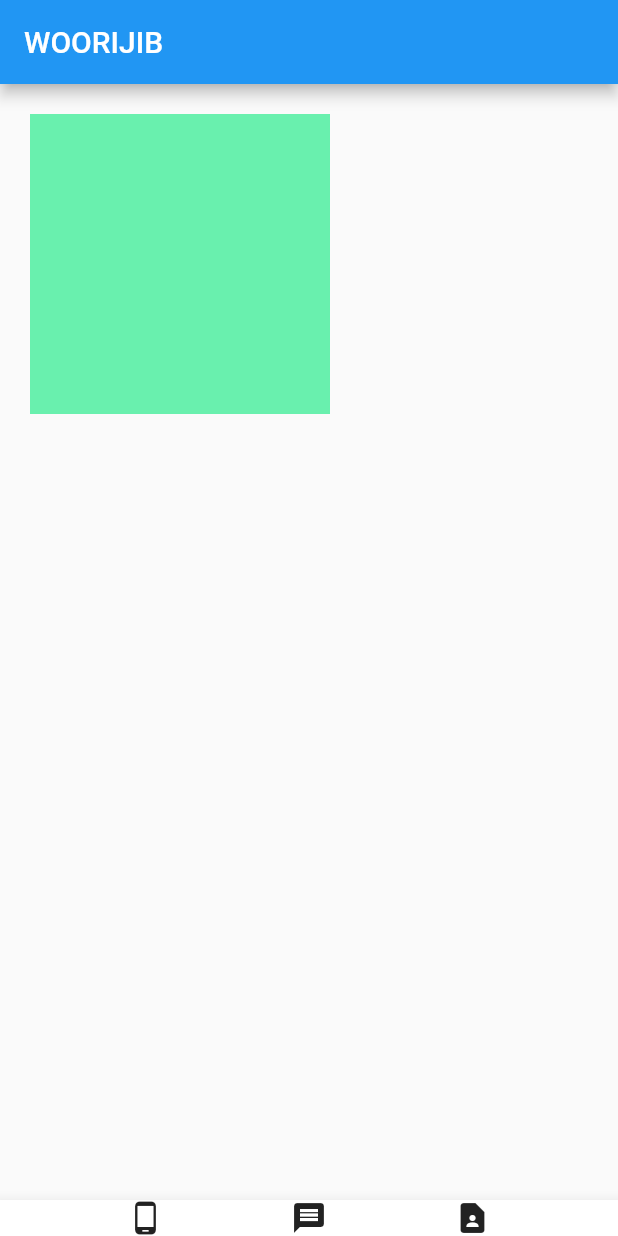
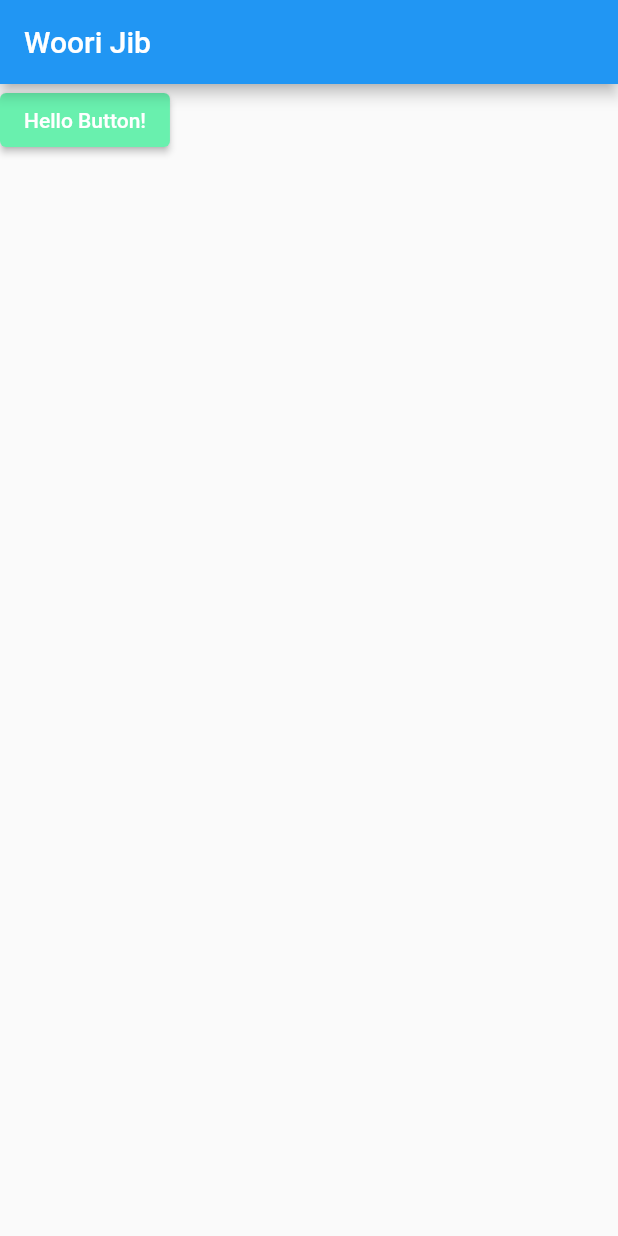
Before and after one commit to Kang-Hoon/TABA_Test, a Flutter app: the screen it shows after launch, on a phone screen of 412 x 824 dp. Run offline on Flutter 3.47's test engine with Material 2 defaults, Android fonts, the phone set to English and light mode, and no system bars.

Commit message:
july 13th - almost done
.

```diff
--- a/lib/main.dart
+++ b/lib/main.dart
@@ -12,52 +12,26 @@ class MyApp extends StatelessWidget {
     return MaterialApp(
       title: 'Woorijib',
       home: Scaffold(
-        appBar: AppBar(
-          title: Text('WOORIJIB'),
-        ),
-        body:
-            Align(
-              alignment: Alignment.topLeft,
-              child: Container(
-                width: 200, height: 200, color: Colors.greenAccent, margin: EdgeInsets.all(20),
-                //decoration: BoxDecoration(color:Colors.black),
-              ),
-            ),
-        // Column(
-        //   mainAxisAlignment: MainAxisAlignment.spaceEvenly,
-        //   //crossAxisAlignment: CrossAxisAlignment.center,
-        //   children : [
-        //     Icon(Icons.star),
-        //     Icon(Icons.star),
-        //     Icon(Icons.star),
-        //     Icon(Icons.star),
-        //     Icon(Icons.star),
-        // ],
-        // ),
-        bottomNavigationBar:  BottomAppBar(
-          child: Row(
-            mainAxisAlignment: MainAxisAlignment.spaceEvenly,
-            children: [
-              Icon(Icons.phone_android),
-              Icon(Icons.message),
-              Icon(Icons.contact_page),
-            ]
-          )
-//            Icon(Icons.message),
+        appBar: AppBar(title: Text('Woori Jib')),
+        body: SizedBox(
+          child: ElevatedButton(
+            child: Text('Hello Button!'),
+            onPressed: (){},
+            style: ButtonStyle(backgroundColor: MaterialStatePropertyAll<Color>(Colors.greenAccent),
+            )
 
-        ),
+          // Text('Hola',
+            //   style: TextStyle(color: Colors.red, fontSize: 60, letterSpacing: 10,
+            //   )
+            // )
+        )
+
       )
 
-      // Center(
-      //   child : Container( width: 50, height : 50, color : Colors.black26)// or
-      // )
-      //home: Image.asset('https://images.unsplash.com/photo-1688270822331-6d14a7449ff9?ixlib=rb-4.0.3&ixid=M3wxMjA3fDB8MHxwaG90by1wYWdlfHx8fGVufDB8fHx8fA%3D%3D&auto=format&fit=crop&w=1035&q=80')
-      // pubspec.yaml 파일에다 이미지를 미리 등록해서 사용해야한다
-      // 해당 파일은 앱을 개발할 때 필요한 모든 자료들의 경로를 저장해놓는 파일이다
-      //home: Text('안녕')
-      //home: Icon(Icons.star)
 
 
+    )
     );
+
   }
 }
--- /dev/null
+++ b/lib/sub.dart
@@ -0,0 +1,63 @@
+import 'package:flutter/material.dart';
+
+void main() {
+  runApp(const MyApp());
+}
+
+class MyApp extends StatelessWidget {
+  const MyApp({Key? key}) : super(key: key);
+  @override
+  Widget build(BuildContext context) {
+
+    return MaterialApp(
+        title: 'Woorijib',
+        home: Scaffold(
+          appBar: AppBar(
+            title: Text('WOORIJIB'),
+          ),
+          body:
+          Align(
+            alignment: Alignment.topLeft,
+            child: Container(
+              width: 200, height: 200, color: Colors.greenAccent, margin: EdgeInsets.all(20),
+              //decoration: BoxDecoration(color:Colors.black),
+            ),
+          ),
+          // Column(
+          //   mainAxisAlignment: MainAxisAlignment.spaceEvenly,
+          //   //crossAxisAlignment: CrossAxisAlignment.center,
+          //   children : [
+          //     Icon(Icons.star),
+          //     Icon(Icons.star),
+          //     Icon(Icons.star),
+          //     Icon(Icons.star),
+          //     Icon(Icons.star),
+          // ],
+          // ),
+          bottomNavigationBar:  BottomAppBar(
+              child: Row(
+                  mainAxisAlignment: MainAxisAlignment.spaceEvenly,
+                  children: [
+                    Icon(Icons.phone_android),
+                    Icon(Icons.message),
+                    Icon(Icons.contact_page),
+                  ]
+              )
+//            Icon(Icons.message),
+
+          ),
+        )
+
+      // Center(
+      //   child : Container( width: 50, height : 50, color : Colors.black26)// or
+      // )
+      //home: Image.asset('https://images.unsplash.com/photo-1688270822331-6d14a7449ff9?ixlib=rb-4.0.3&ixid=M3wxMjA3fDB8MHxwaG90by1wYWdlfHx8fGVufDB8fHx8fA%3D%3D&auto=format&fit=crop&w=1035&q=80')
+      // pubspec.yaml 파일에다 이미지를 미리 등록해서 사용해야한다
+      // 해당 파일은 앱을 개발할 때 필요한 모든 자료들의 경로를 저장해놓는 파일이다
+      //home: Text('안녕')
+      //home: Icon(Icons.star)
+
+
+    );
+  }
+}
```
